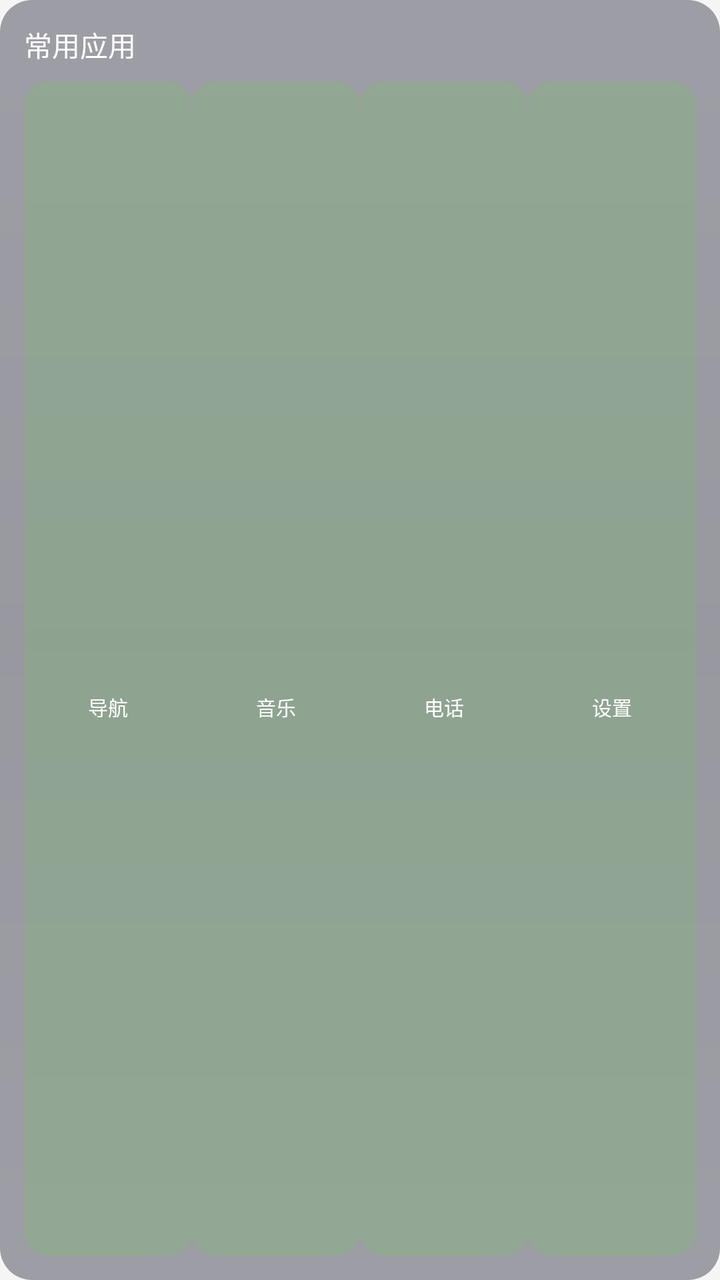
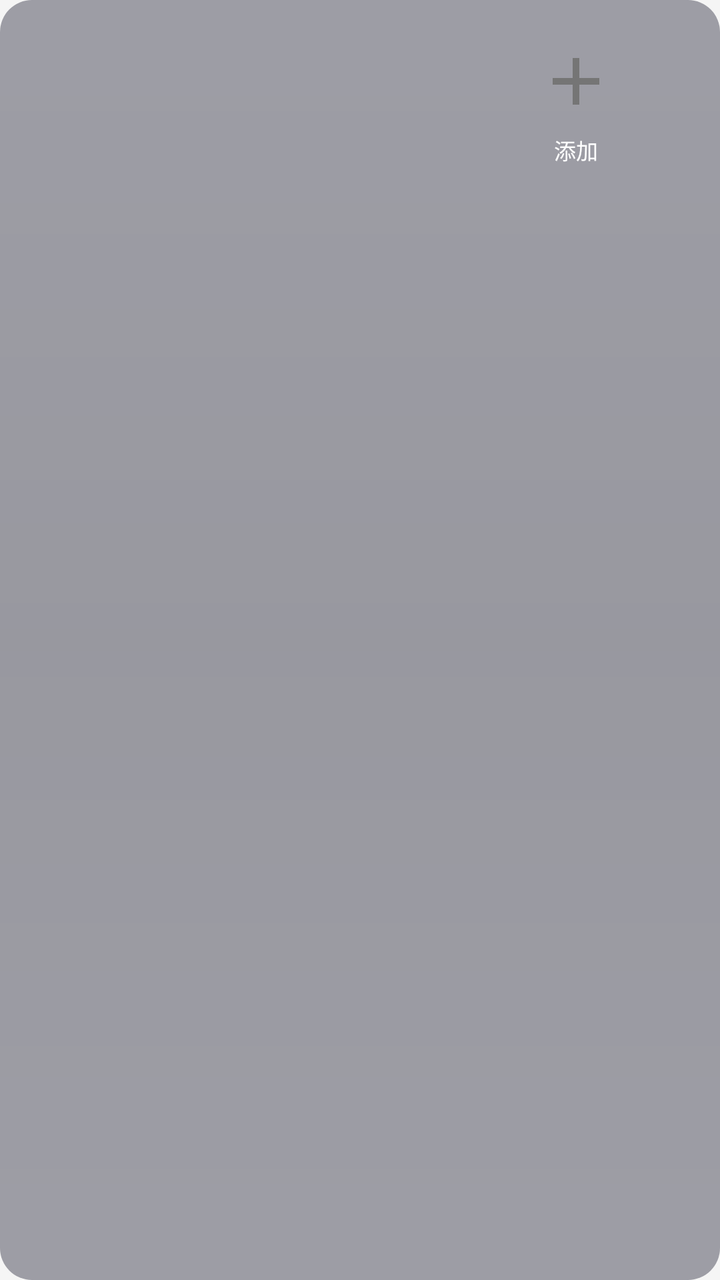

The first picture is an Android layout as it rendered before a commit; the second is the same layout after the commit. The layout source and the unified diff follow.
<!-- AndroidManifest.xml: application theme Theme.YouthDesktop -->
<!-- res/layout/card_frequent_apps.xml -->
<?xml version="1.0" encoding="utf-8"?>
<LinearLayout xmlns:android="http://schemas.android.com/apk/res/android"
    android:layout_width="280dp"
    android:layout_height="100dp"
    android:orientation="vertical"
    android:background="@drawable/card_background_rounded"
    android:padding="12dp"
    android:layout_marginEnd="12dp"
    android:elevation="4dp">

    
    <TextView
        android:layout_width="wrap_content"
        android:layout_height="wrap_content"
        android:text="常用应用"
        android:textSize="14sp"
        android:textColor="@color/dark_tech_text"
        android:fontFamily="sans-serif-medium"
        android:layout_marginBottom="8dp" />

    
    <LinearLayout
        android:layout_width="match_parent"
        android:layout_height="0dp"
        android:layout_weight="1"
        android:orientation="horizontal"
        android:gravity="center">

        
        <LinearLayout
            android:id="@+id/btn_app_1"
            android:layout_width="0dp"
            android:layout_height="match_parent"
            android:layout_weight="1"
            android:orientation="vertical"
            android:gravity="center"
            android:background="@drawable/card_app_button_background"
            android:padding="4dp">

            <ImageView
                android:id="@+id/img_app_1"
                android:layout_width="36dp"
                android:layout_height="36dp"
                android:scaleType="fitCenter" />

            <TextView
                android:id="@+id/text_app_1"
                android:layout_width="wrap_content"
                android:layout_height="wrap_content"
                android:text="导航"
                android:textSize="10sp"
                android:textColor="@color/dark_tech_text"
                android:layout_marginTop="2dp"
                android:maxLines="1"
                android:ellipsize="end" />
        </LinearLayout>

        
        <LinearLayout
            android:id="@+id/btn_app_2"
            android:layout_width="0dp"
            android:layout_height="match_parent"
            android:layout_weight="1"
            android:orientation="vertical"
            android:gravity="center"
            android:background="@drawable/card_app_button_background"
            android:padding="4dp">

            <ImageView
                android:id="@+id/img_app_2"
                android:layout_width="36dp"
                android:layout_height="36dp"
                android:scaleType="fitCenter" />

            <TextView
                android:id="@+id/text_app_2"
                android:layout_width="wrap_content"
                android:layout_height="wrap_content"
                android:text="音乐"
                android:textSize="10sp"
                android:textColor="@color/dark_tech_text"
                android:layout_marginTop="2dp"
                android:maxLines="1"
                android:ellipsize="end" />
        </LinearLayout>

        
        <LinearLayout
            android:id="@+id/btn_app_3"
            android:layout_width="0dp"
            android:layout_height="match_parent"
            android:layout_weight="1"
            android:orientation="vertical"
            android:gravity="center"
            android:background="@drawable/card_app_button_background"
            android:padding="4dp">

            <ImageView
                android:id="@+id/img_app_3"
                android:layout_width="36dp"
                android:layout_height="36dp"
                android:scaleType="fitCenter" />

            <TextView
                android:id="@+id/text_app_3"
                android:layout_width="wrap_content"
                android:layout_height="wrap_content"
                android:text="电话"
                android:textSize="10sp"
                android:textColor="@color/dark_tech_text"
                android:layout_marginTop="2dp"
                android:maxLines="1"
                android:ellipsize="end" />
        </LinearLayout>

        
        <LinearLayout
            android:id="@+id/btn_app_4"
            android:layout_width="0dp"
            android:layout_height="match_parent"
            android:layout_weight="1"
            android:orientation="vertical"
            android:gravity="center"
            android:background="@drawable/card_app_button_background"
            android:padding="4dp">

            <ImageView
                android:id="@+id/img_app_4"
                android:layout_width="36dp"
                android:layout_height="36dp"
                android:scaleType="fitCenter" />

            <TextView
                android:id="@+id/text_app_4"
                android:layout_width="wrap_content"
                android:layout_height="wrap_content"
                android:text="设置"
                android:textSize="10sp"
                android:textColor="@color/dark_tech_text"
                android:layout_marginTop="2dp"
                android:maxLines="1"
                android:ellipsize="end" />
        </LinearLayout>
    </LinearLayout>

</LinearLayout>
<!-- resources referenced by this layout -->
<resources>
  <color name="dark_tech_text">#FFFFFF</color>
  <!-- drawable card_app_button_background (drawable) -->
  <?xml version="1.0" encoding="utf-8"?>
  <selector xmlns:android="http://schemas.android.com/apk/res/android">
      <item android:state_pressed="true">
          <shape android:shape="rectangle">
              <solid android:color="@color/card_button_pressed" />
              <corners android:radius="12dp" />
          </shape>
      </item>
      <item>
          <shape android:shape="rectangle">
              <solid android:color="@color/card_button_normal" />
              <corners android:radius="12dp" />
          </shape>
      </item>
  </selector>
  <!-- drawable card_background_rounded (drawable) -->
  <?xml version="1.0" encoding="utf-8"?>
  <shape xmlns:android="http://schemas.android.com/apk/res/android"
      android:shape="rectangle">
      <gradient
          android:type="linear"
          android:angle="90"
          android:startColor="#661A1A2E"
          android:centerColor="#660D0D1F"
          android:endColor="#661A1A2E" />
      <corners
          android:topLeftRadius="16dp"
          android:topRightRadius="16dp"
          android:bottomLeftRadius="16dp"
          android:bottomRightRadius="16dp" />
  </shape>
  <style name="Theme.YouthDesktop" parent="Theme.MaterialComponents.Light.NoActionBar">
          <item name="colorPrimary">@color/primary</item>
          <item name="colorPrimaryDark">@color/primary_dark</item>
          <item name="colorAccent">@color/accent</item>
          <item name="android:windowBackground">@color/background</item>
          <item name="android:navigationBarColor">@color/primary_dark</item>
          <item name="android:statusBarColor">@color/statusbar_background</item>
          <item name="android:windowFullscreen">true</item>
          <item name="android:windowLayoutInDisplayCutoutMode">shortEdges</item>
      </style>
  <color name="card_button_pressed">#3333FF00</color>
  <color name="card_button_normal">#1A33FF00</color>
  <color name="primary">#2196F3</color>
  <color name="primary_dark">#1976D2</color>
  <color name="accent">#FF4081</color>
  <color name="background">#F5F5F5</color>
  <color name="statusbar_background">#1565C0</color>
</resources>

<!-- the commit's change to res/layout/card_frequent_apps.xml (unified diff, before → after) -->
@@ -1,7 +1,7 @@
 <?xml version="1.0" encoding="utf-8"?>
 <LinearLayout xmlns:android="http://schemas.android.com/apk/res/android"
-    android:layout_width="280dp"
-    android:layout_height="100dp"
+    android:layout_width="wrap_content"
+    android:layout_height="wrap_content"
     android:orientation="vertical"
     android:background="@drawable/card_background_rounded"
     android:padding="12dp"
@@ -9,48 +9,36 @@
     android:elevation="4dp">
 
     
-    <TextView
+    <LinearLayout
         android:layout_width="wrap_content"
         android:layout_height="wrap_content"
-        android:text="常用应用"
-        android:textSize="14sp"
-        android:textColor="@color/dark_tech_text"
-        android:fontFamily="sans-serif-medium"
-        android:layout_marginBottom="8dp" />
-
-    
-    <LinearLayout
-        android:layout_width="match_parent"
-        android:layout_height="0dp"
-        android:layout_weight="1"
         android:orientation="horizontal"
         android:gravity="center">
 
         
         <LinearLayout
             android:id="@+id/btn_app_1"
-            android:layout_width="0dp"
-            android:layout_height="match_parent"
-            android:layout_weight="1"
+            android:layout_width="72dp"
+            android:layout_height="80dp"
             android:orientation="vertical"
             android:gravity="center"
-            android:background="@drawable/card_app_button_background"
+            android:background="?attr/selectableItemBackground"
             android:padding="4dp">
 
             <ImageView
                 android:id="@+id/img_app_1"
-                android:layout_width="36dp"
-                android:layout_height="36dp"
+                android:layout_width="40dp"
+                android:layout_height="40dp"
                 android:scaleType="fitCenter" />
 
             <TextView
                 android:id="@+id/text_app_1"
-                android:layout_width="wrap_content"
+                android:layout_width="match_parent"
                 android:layout_height="wrap_content"
-                android:text="导航"
-                android:textSize="10sp"
+                android:textSize="11sp"
                 android:textColor="@color/dark_tech_text"
-                android:layout_marginTop="2dp"
+                android:layout_marginTop="6dp"
+                android:gravity="center"
                 android:maxLines="1"
                 android:ellipsize="end" />
         </LinearLayout>
@@ -58,28 +46,28 @@
         
         <LinearLayout
             android:id="@+id/btn_app_2"
-            android:layout_width="0dp"
-            android:layout_height="match_parent"
-            android:layout_weight="1"
+            android:layout_width="72dp"
+            android:layout_height="80dp"
             android:orientation="vertical"
             android:gravity="center"
-            android:background="@drawable/card_app_button_background"
-            android:padding="4dp">
+            android:background="?attr/selectableItemBackground"
+            android:padding="4dp"
+            android:layout_marginStart="8dp">
 
             <ImageView
                 android:id="@+id/img_app_2"
-                android:layout_width="36dp"
-                android:layout_height="36dp"
+                android:layout_width="40dp"
+                android:layout_height="40dp"
                 android:scaleType="fitCenter" />
 
             <TextView
                 android:id="@+id/text_app_2"
-                android:layout_width="wrap_content"
+                android:layout_width="match_parent"
                 android:layout_height="wrap_content"
-                android:text="音乐"
-                android:textSize="10sp"
+                android:textSize="11sp"
                 android:textColor="@color/dark_tech_text"
-                android:layout_marginTop="2dp"
+                android:layout_marginTop="6dp"
+                android:gravity="center"
                 android:maxLines="1"
                 android:ellipsize="end" />
         </LinearLayout>
@@ -87,59 +75,58 @@
         
         <LinearLayout
             android:id="@+id/btn_app_3"
-            android:layout_width="0dp"
-            android:layout_height="match_parent"
-            android:layout_weight="1"
+            android:layout_width="72dp"
+            android:layout_height="80dp"
             android:orientation="vertical"
             android:gravity="center"
-            android:background="@drawable/card_app_button_background"
-            android:padding="4dp">
+            android:background="?attr/selectableItemBackground"
+            android:padding="4dp"
+            android:layout_marginStart="8dp">
 
             <ImageView
                 android:id="@+id/img_app_3"
-                android:layout_width="36dp"
-                android:layout_height="36dp"
+                android:layout_width="40dp"
+                android:layout_height="40dp"
                 android:scaleType="fitCenter" />
 
             <TextView
                 android:id="@+id/text_app_3"
-                android:layout_width="wrap_content"
+                android:layout_width="match_parent"
                 android:layout_height="wrap_content"
-                android:text="电话"
-                android:textSize="10sp"
+                android:textSize="11sp"
                 android:textColor="@color/dark_tech_text"
-                android:layout_marginTop="2dp"
+                android:layout_marginTop="6dp"
+                android:gravity="center"
                 android:maxLines="1"
                 android:ellipsize="end" />
         </LinearLayout>
 
         
         <LinearLayout
-            android:id="@+id/btn_app_4"
-            android:layout_width="0dp"
-            android:layout_height="match_parent"
-            android:layout_weight="1"
+            android:id="@+id/btn_manage_apps"
+            android:layout_width="72dp"
+            android:layout_height="80dp"
             android:orientation="vertical"
             android:gravity="center"
-            android:background="@drawable/card_app_button_background"
-            android:padding="4dp">
+            android:background="?attr/selectableItemBackground"
+            android:padding="4dp"
+            android:layout_marginStart="8dp">
 
             <ImageView
-                android:id="@+id/img_app_4"
-                android:layout_width="36dp"
-                android:layout_height="36dp"
-                android:scaleType="fitCenter" />
+                android:id="@+id/img_manage_apps"
+                android:layout_width="40dp"
+                android:layout_height="40dp"
+                android:scaleType="fitCenter"
+                android:src="@drawable/ic_plus" />
 
             <TextView
-                android:id="@+id/text_app_4"
-                android:layout_width="wrap_content"
+                android:layout_width="match_parent"
                 android:layout_height="wrap_content"
-                android:text="设置"
-                android:textSize="10sp"
+                android:text="添加"
+                android:textSize="11sp"
                 android:textColor="@color/dark_tech_text"
-                android:layout_marginTop="2dp"
-                android:maxLines="1"
-                android:ellipsize="end" />
+                android:layout_marginTop="6dp"
+                android:gravity="center" />
         </LinearLayout>
     </LinearLayout>
 
<!-- resource entries referenced after the edit -->
@@ -1,22 +1,6 @@
 <!-- resources referenced by this layout -->
 <resources>
   <color name="dark_tech_text">#FFFFFF</color>
-  <!-- drawable card_app_button_background (drawable) -->
-  <?xml version="1.0" encoding="utf-8"?>
-  <selector xmlns:android="http://schemas.android.com/apk/res/android">
-      <item android:state_pressed="true">
-          <shape android:shape="rectangle">
-              <solid android:color="@color/card_button_pressed" />
-              <corners android:radius="12dp" />
-          </shape>
-      </item>
-      <item>
-          <shape android:shape="rectangle">
-              <solid android:color="@color/card_button_normal" />
-              <corners android:radius="12dp" />
-          </shape>
-      </item>
-  </selector>
   <!-- drawable card_background_rounded (drawable) -->
   <?xml version="1.0" encoding="utf-8"?>
   <shape xmlns:android="http://schemas.android.com/apk/res/android"
@@ -33,22 +17,32 @@
           android:bottomLeftRadius="16dp"
           android:bottomRightRadius="16dp" />
   </shape>
+  <!-- drawable ic_plus (drawable) -->
+  <?xml version="1.0" encoding="utf-8"?>
+  <vector xmlns:android="http://schemas.android.com/apk/res/android"
+      android:width="24dp"
+      android:height="24dp"
+      android:viewportWidth="24"
+      android:viewportHeight="24">
+      <path
+          android:fillColor="#757575"
+          android:pathData="M19,13h-6v6h-2v-6H5v-2h6V5h2v6h6v2z"/>
+  </vector>
   <style name="Theme.YouthDesktop" parent="Theme.MaterialComponents.Light.NoActionBar">
           <item name="colorPrimary">@color/primary</item>
           <item name="colorPrimaryDark">@color/primary_dark</item>
           <item name="colorAccent">@color/accent</item>
           <item name="android:windowBackground">@color/background</item>
-          <item name="android:navigationBarColor">@color/primary_dark</item>
-          <item name="android:statusBarColor">@color/statusbar_background</item>
+          <item name="android:navigationBarColor">@android:color/transparent</item>
+          <item name="android:statusBarColor">@android:color/transparent</item>
           <item name="android:windowFullscreen">true</item>
           <item name="android:windowLayoutInDisplayCutoutMode">shortEdges</item>
+          <item name="android:windowTranslucentNavigation">true</item>
+          <item name="android:windowTranslucentStatus">true</item>
       </style>
-  <color name="card_button_pressed">#3333FF00</color>
-  <color name="card_button_normal">#1A33FF00</color>
   <color name="primary">#2196F3</color>
   <color name="primary_dark">#1976D2</color>
   <color name="accent">#FF4081</color>
   <color name="background">#F5F5F5</color>
-  <color name="statusbar_background">#1565C0</color>
 </resources>
 
